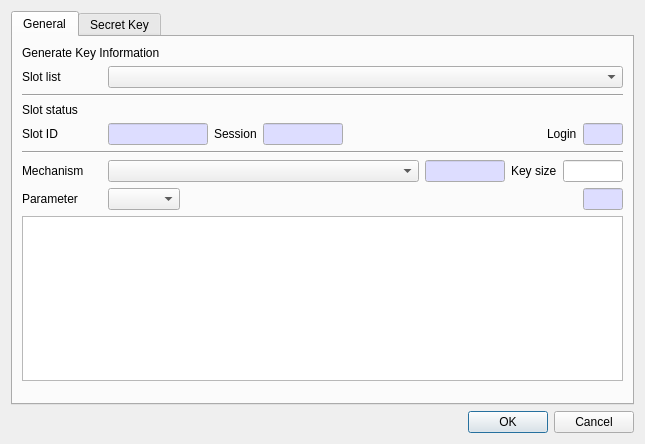
This is CryptokiMan/gen_key_dlg.ui in jykim74/CryptokiMan as Qt 5 draws it before an edit. The edited form follows.
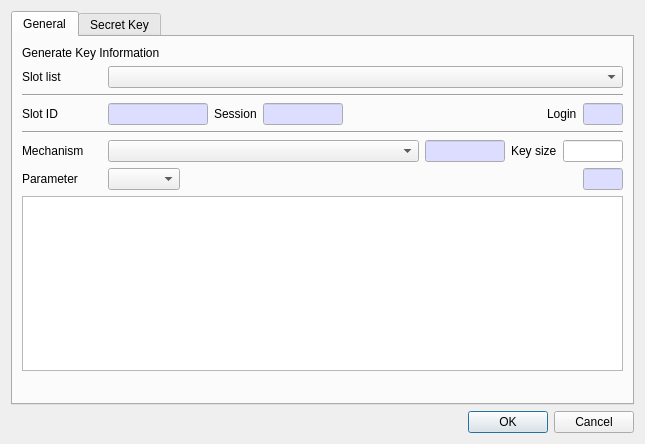
This is the edited form. The open tabs and pages were chosen to show the change.

Patch:
```diff
--- a/CryptokiMan/gen_key_dlg.ui
+++ b/CryptokiMan/gen_key_dlg.ui
@@ -68,13 +68,6 @@
          </property>
         </widget>
        </item>
-       <item>
-        <widget class="QLabel" name="label_2">
-         <property name="text">
-          <string>Slot status</string>
-         </property>
-        </widget>
-       </item>
        <item>
         <layout class="QGridLayout" name="gridLayout_3">
          <property name="topMargin">
```
Left out of the diff: 2 changed lines with no effect on the pictures.
